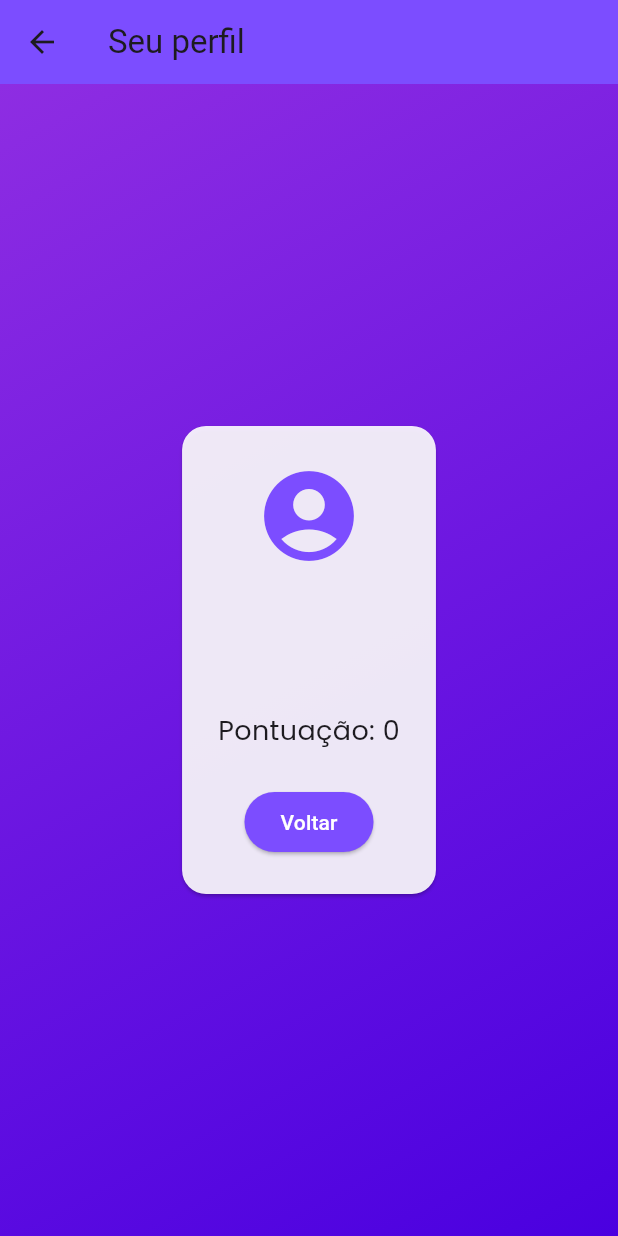
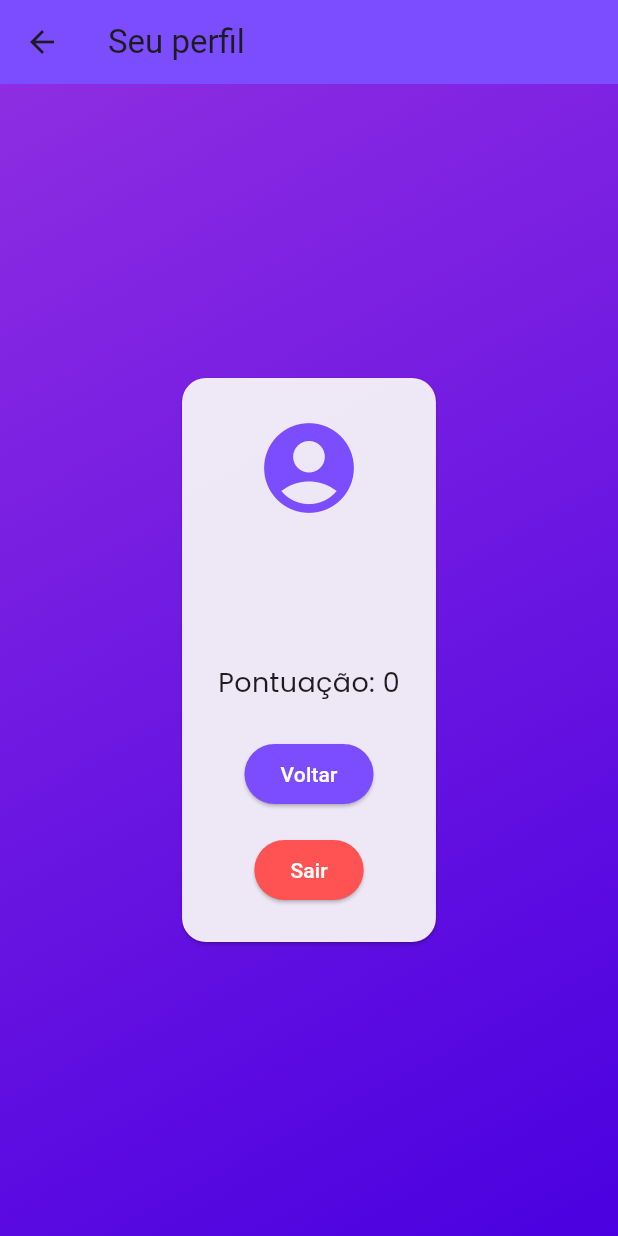
Before and after one commit to Luqui05/echo_quiz, a Flutter app: the TelaPerfilUsuario screen opened directly with empty values, on a phone screen of 412 x 824 dp. Run offline on Flutter 3.47's test engine with Material 3 defaults, Android fonts, the light colour scheme and no system bars; our stand-ins replace google_fonts, sqflite, sqflite_common_ffi_web; accounts and stored records are empty.

Commit message:
feat: Botão de 'Sair'
Lógica de Sair implementada também

```diff
--- a/echo_quiz/lib/views/TelaPerfilUsuario.dart
+++ b/echo_quiz/lib/views/TelaPerfilUsuario.dart
@@ -1,5 +1,6 @@
 import 'package:echo_quiz/models/Usuario.dart';
 import 'package:flutter/material.dart';
+import 'package:echo_quiz/models/Sessao.dart';
 import 'package:google_fonts/google_fonts.dart';
 
 class TelaPerfilUsuario extends StatelessWidget {
@@ -70,6 +71,26 @@ class TelaPerfilUsuario extends StatelessWidget {
                       style: TextStyle(color: Colors.white),
                     ),
                   ),
+                  const SizedBox(height: 16),
+                  ElevatedButton(
+                    onPressed: () {
+                      Sessao.usuarioLogado = false;
+                      Sessao.usuario = null;
+                      Navigator.of(
+                        context,
+                      ).pushNamedAndRemoveUntil('/', (route) => false);
+                    },
+                    style: ElevatedButton.styleFrom(
+                      backgroundColor: Colors.redAccent,
+                      shape: RoundedRectangleBorder(
+                        borderRadius: BorderRadius.circular(30),
+                      ),
+                    ),
+                    child: const Text(
+                      'Sair',
+                      style: TextStyle(color: Colors.white),
+                    ),
+                  ),
                 ],
               ),
             ),
```
